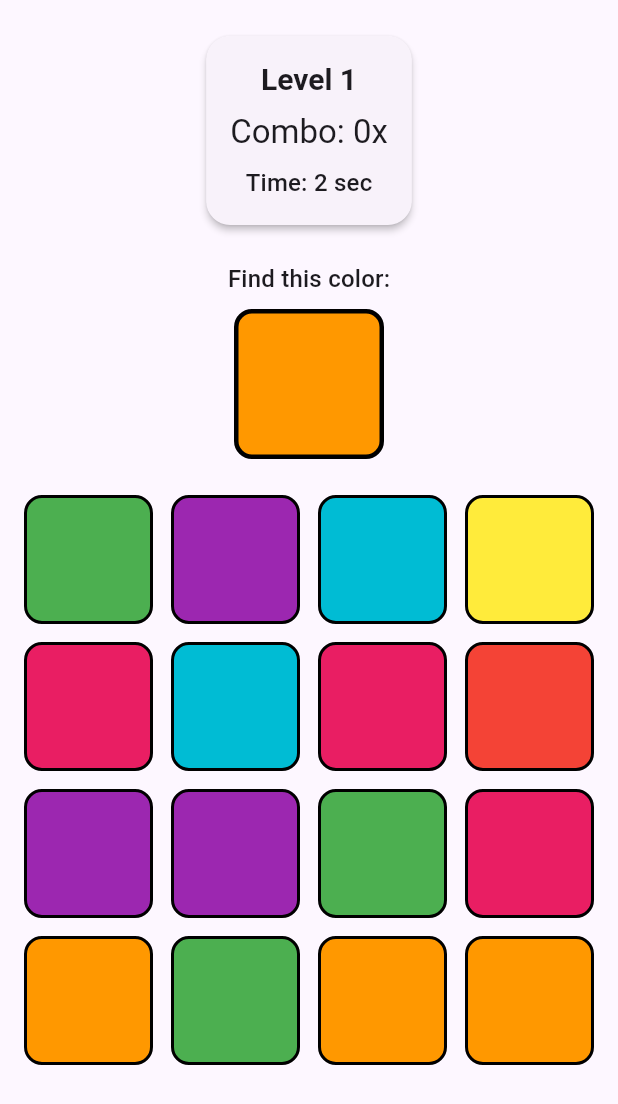
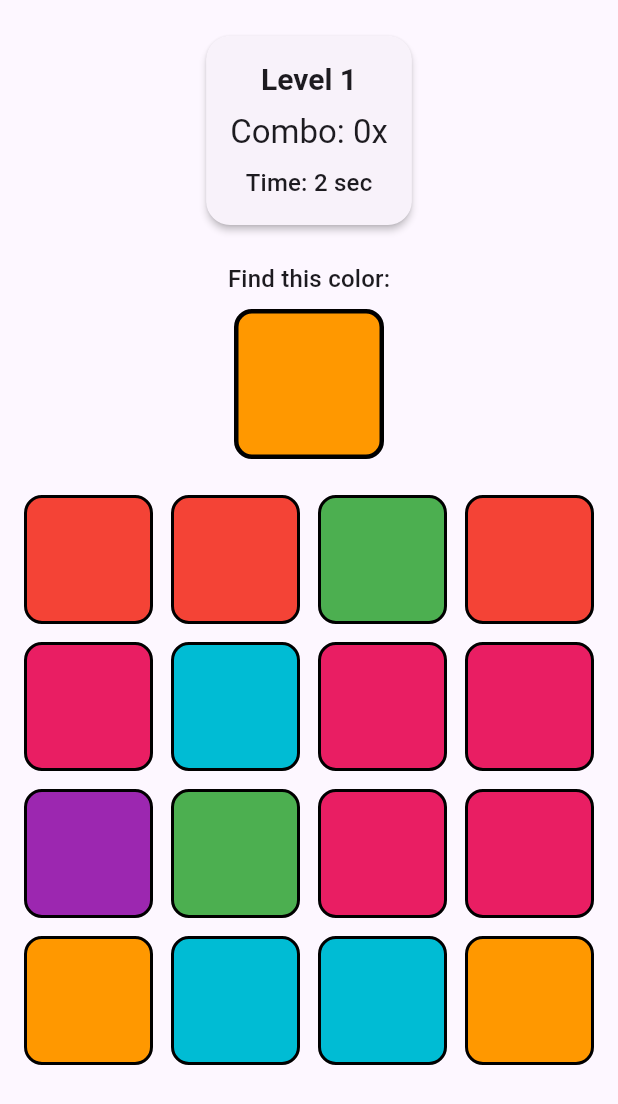
Before and after one commit to tescolopio/mind-wars, a Flutter app: the ColorRushGame widget shown alone on an empty page, opened directly with empty values, on a phone screen of 412 x 824 dp. Shown: the top 1104 px of the screen. Run offline on Flutter 3.47's test engine with Material 3 defaults, Android fonts, the phone set to English and light mode, and no system bars; our stand-ins replace shared_preferences, socket_io_client, sqflite; accounts and stored records are empty.

Commit message:
Update lib/games/widgets/color_rush_game.dart
Co-authored-by: Copilot <175728472+Copilot@users.noreply.github.com>

```diff
--- a/lib/games/widgets/color_rush_game.dart
+++ b/lib/games/widgets/color_rush_game.dart
@@ -61,12 +61,15 @@ class _ColorRushGameState extends BaseGameState<ColorRushGame> {
     _targetColor = _baseColors[random.nextInt(_baseColors.length)];
 
     final gridSize = 16;
-    _colorGrid = List.generate(gridSize, (index) {
-      if (index < 2) {
-        return _targetColor;
-      }
-      return _baseColors[random.nextInt(_baseColors.length)];
-    })..shuffle(random);
+    // Ensure exactly 2 instances of the target color
+    final nonTargetColors = _baseColors.where((c) => c != _targetColor).toList();
+    final List<Color> gridColors = [];
+    gridColors.addAll(List.filled(2, _targetColor));
+    for (int i = 0; i < gridSize - 2; i++) {
+      gridColors.add(nonTargetColors[random.nextInt(nonTargetColors.length)]);
+    }
+    gridColors.shuffle(random);
+    _colorGrid = gridColors;
 
     setState(() {
       _timeRemaining = 3 - (_level ~/ 5).clamp(0, 1);
```
